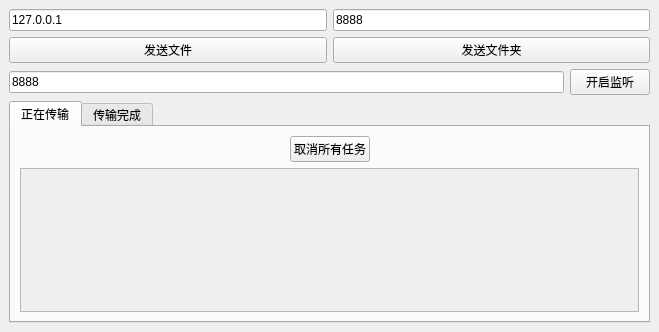
Qt form mainwindow.ui (HandsomeGiao/tinyShare-multiThread) before a commit.
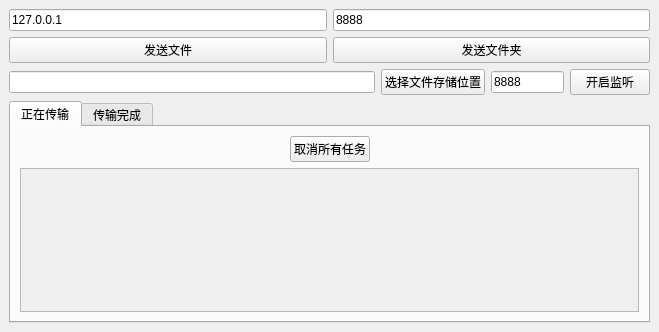
The same form after that commit.

Commit message:
增加文件保存选项
显示当前文件保存路径+选择文件保存路径功能

```diff
--- a/mainwindow.ui
+++ b/mainwindow.ui
@@ -63,7 +63,21 @@
        </layout>
       </item>
       <item>
-       <layout class="QHBoxLayout" name="horizontalLayout_2">
+       <layout class="QHBoxLayout" name="hLDirAndPort" stretch="5,0,1,0">
+        <item>
+         <widget class="QLineEdit" name="leFileSavedDir">
+          <property name="readOnly">
+           <bool>true</bool>
+          </property>
+         </widget>
+        </item>
+        <item>
+         <widget class="QPushButton" name="pbChooseDir">
+          <property name="text">
+           <string>选择文件存储位置</string>
+          </property>
+         </widget>
+        </item>
         <item>
          <widget class="QLineEdit" name="leListenPort">
           <property name="inputMask">
```
The commit also changes 2 other files.
